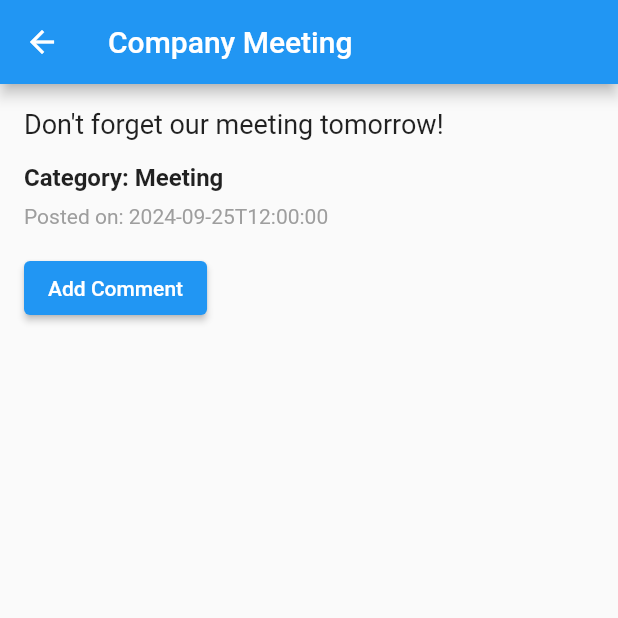
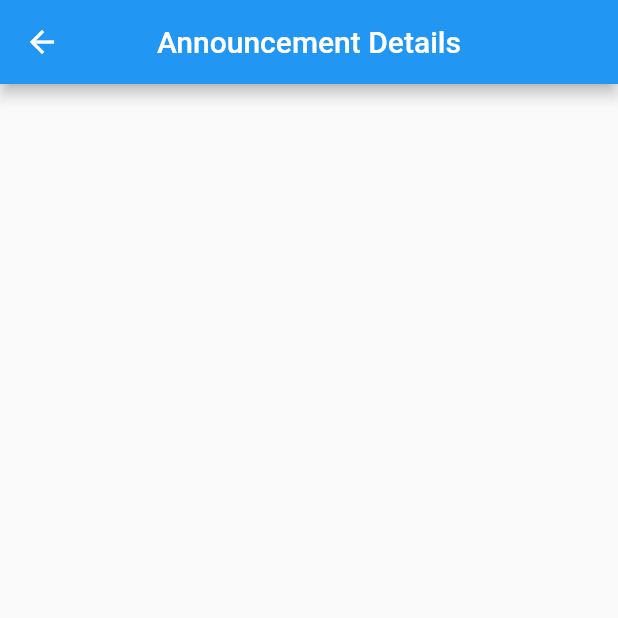
Before and after one commit to irfanSilkron/silkron-bulletin-app, a Flutter app: the screen it shows after launch, after a tap on "Company Meeting", on a phone screen of 412 x 824 dp, the top half of it. Run offline on Flutter 3.47's test engine with Material 2 defaults, Android fonts, the phone set to English and light mode, and no system bars; our stand-ins replace logger, sqflite; accounts and stored records are empty.

Commit message:
add route , image, and announcement pages

```diff
--- /dev/null
+++ b/lib/config/router/app_router.dart
@@ -0,0 +1,48 @@
+import 'package:flutter/material.dart';
+import 'package:phone_comparison_app/screen/announcement/view/add_announcement.dart';
+
+import '../../screen/announcement/view/manage_announcement.dart';
+import '../../screen/home/view/home_screen.dart';
+import '../../utils/constant/path_route.dart';
+
+class AppRouter {
+  static final GlobalKey<NavigatorState> navigatorKey =
+      GlobalKey<NavigatorState>();
+
+  static Route<dynamic> generatePageList(RouteSettings settings) {
+    switch (settings.name) {
+      case PathRoute.homeScreen:
+        return _generatePageRoute(
+          settings,
+          (context) => const HomeScreen(),
+        );
+      case PathRoute.addAnnouncementScreen:
+        return _generatePageRoute(
+          settings,
+          (context) => const AddAnnouncementScreen(),
+        );
+
+      case PathRoute.manageAnnouncementScreen:
+        return _generatePageRoute(
+          settings,
+          (context) => const ManageAnnouncementsScreen(),
+        );
+
+      default:
+        return _generatePageRoute(
+          settings,
+          (context) => Scaffold(
+            body: Center(
+              child: Text("No route defined for ${settings.name}"),
+            ),
+          ),
+        );
+    }
+  }
+
+  static MaterialPageRoute _generatePageRoute(
+    RouteSettings settings,
+    Widget Function(BuildContext context) builder,
+  ) =>
+      MaterialPageRoute(builder: builder, settings: settings);
+}
--- a/lib/main.dart
+++ b/lib/main.dart
@@ -1,6 +1,7 @@
 import 'package:flutter/material.dart';
 import 'package:phone_comparison_app/screen/home/view/home_screen.dart';
 
+import 'config/router/app_router.dart';
 
 void main() {
   runApp(const MeetingRoomSchedulerApp());
@@ -13,11 +14,13 @@ class MeetingRoomSchedulerApp extends StatelessWidget {
   Widget build(BuildContext context) {
     return MaterialApp(
       title: 'Silkron Bulletin App',
+      navigatorKey: AppRouter.navigatorKey,
+      onGenerateRoute: AppRouter.generatePageList,
       theme: ThemeData(
         primarySwatch: Colors.blue,
       ),
-    home: const HomeScreen(),
-    debugShowCheckedModeBanner: false,
+      home: const HomeScreen(),
+      debugShowCheckedModeBanner: false,
     );
   }
 }
--- /dev/null
+++ b/lib/screen/announcement/view/announcement_detail_screen.dart
@@ -0,0 +1,11 @@
+import 'package:flutter/material.dart';
+import 'package:phone_comparison_app/widgets/app_bar.dart';
+
+class AnnouncementDetailScreen extends StatelessWidget {
+  const AnnouncementDetailScreen({super.key});
+
+  @override
+  Widget build(BuildContext context) {
+    return const Scaffold(appBar: BaseAppBar(title: "Announcement Details"));
+  }
+}
--- a/lib/screen/announcement_details/view/announcement_detail_screen.dart
+++ /dev/null
@@ -1,45 +0,0 @@
-import 'package:flutter/material.dart';
-
-class AnnouncementDetailScreen extends StatelessWidget {
-  final Map<String, dynamic> announcement;
-
-  const AnnouncementDetailScreen({super.key, required this.announcement});
-
-  @override
-  Widget build(BuildContext context) {
-    return Scaffold(
-      appBar: AppBar(
-        title: Text(announcement['title']),
-      ),
-      body: Padding(
-        padding: const EdgeInsets.all(16.0),
-        child: Column(
-          crossAxisAlignment: CrossAxisAlignment.start,
-          children: [
-            Text(
-              announcement['content'],
-              style: const TextStyle(fontSize: 18),
-            ),
-            const SizedBox(height: 16),
-            Text(
-              'Category: ${announcement['category']}',
-              style: const TextStyle(fontSize: 16, fontWeight: FontWeight.bold),
-            ),
-            const SizedBox(height: 8),
-            Text(
-              'Posted on: ${announcement['created_at']}',
-              style: const TextStyle(color: Colors.grey),
-            ),
-            const SizedBox(height: 16),
-            ElevatedButton(
-              onPressed: () {
-                // Add comment functionality or navigate to a comment screen
-              },
-              child: const Text('Add Comment'),
-            ),
-          ],
-        ),
-      ),
-    );
-  }
-}
--- a/lib/screen/home/home_helper.dart
+++ b/lib/screen/home/home_helper.dart
@@ -1,7 +1,7 @@
 import 'package:flutter/material.dart';
 import 'package:intl/intl.dart';
 
-import '../announcement_details/view/announcement_detail_screen.dart';
+import '../announcement/view/announcement_detail_screen.dart';
 
 final announcements = [
   {
@@ -92,8 +92,7 @@ ListView announcementsList(BuildContext context) {
               Navigator.push(
                 context,
                 MaterialPageRoute(
-                  builder: (context) =>
-                      AnnouncementDetailScreen(announcement: announcement),
+                  builder: (context) => AnnouncementDetailScreen(),
                 ),
               );
             },
--- a/lib/screen/home/view/home_screen.dart
+++ b/lib/screen/home/view/home_screen.dart
@@ -1,5 +1,7 @@
 import 'package:flutter/material.dart';
-import '../../announcement_details/view/announcement_detail_screen.dart';
+import 'package:phone_comparison_app/utils/constant/image_asset.dart';
+import 'package:phone_comparison_app/utils/constant/path_route.dart';
+import 'package:phone_comparison_app/widgets/app_bar.dart';
 import '../home_helper.dart';
 
 class HomeScreen extends StatelessWidget {
@@ -7,23 +9,44 @@ class HomeScreen extends StatelessWidget {
 
   @override
   Widget build(BuildContext context) {
-    // Placeholder for announcements
-
-    // Get today's date
-
     return Scaffold(
-      appBar: AppBar(
-        title: const Text('Silkron Bulletin App'),
-        centerTitle: true,
+      appBar: const BaseAppBar(
+        title: 'Silkron Bulletin App',
+      ),
+      drawer: Drawer(
+        child: ListView(
+          children: [
+            ListTile(
+              leading: const Icon(Icons.add),
+              title: const Text('Add Announcement'),
+              onTap: () {
+                Navigator.pushNamed(context, PathRoute.addAnnouncementScreen);
+              },
+            ),
+            ListTile(
+              leading: const Icon(Icons.settings),
+              title: const Text('Manage Announcement'),
+              onTap: () {
+                Navigator.pushNamed(
+                    context, PathRoute.manageAnnouncementScreen);
+              },
+            ),
+            ListTile(
+              leading: const Icon(Icons.logout),
+              title: const Text('Logout'),
+              onTap: () {},
+            ),
+          ],
+        ),
       ),
       body: SingleChildScrollView(
         child: Column(
           children: [
             Container(
               height: 200,
-              decoration: const BoxDecoration(
+              decoration: BoxDecoration(
                   image: DecorationImage(
-                image: AssetImage('assets/images/Announcements.png'),
+                image: AssetImage(ImageAsset().homeBanner),
                 fit: BoxFit.cover,
               )),
             ),
--- /dev/null
+++ b/lib/utils/constant/path_route.dart
@@ -0,0 +1,5 @@
+class PathRoute {
+  static const String homeScreen = "/homeScreen";
+  static const String addAnnouncementScreen = "/addAnnouncementScreen";
+  static const String manageAnnouncementScreen = "/manageAnnouncementScreen";
+}
--- a/lib/widgets/app_bar.dart
+++ b/lib/widgets/app_bar.dart
@@ -1,9 +1,9 @@
 import 'package:flutter/material.dart';
 
-class CustomAppBar extends StatelessWidget implements PreferredSizeWidget {
+class BaseAppBar extends StatelessWidget implements PreferredSizeWidget {
   final String title;
 
-  const CustomAppBar({required this.title, Key? key}) : super(key: key);
+  const BaseAppBar({required this.title, Key? key}) : super(key: key);
 
   @override
   Widget build(BuildContext context) {
```
Also changed, not shown: lib/screen/announcement/view/add_announcement.dart (added, +80 -0 lines), lib/screen/announcement/view/manage_announcement.dart (added, +41 -0 lines), lib/utils/constant/image_asset.dart (added, +11 -0 lines), lib/widgets/bottom_navigation_bar.dart (deleted, +0 -34 lines), lib/screen/announcement/announcement_helper.dart (added), lib/screen/announcement/view/announcement_list_screen.dart (deleted), 6 other files.
